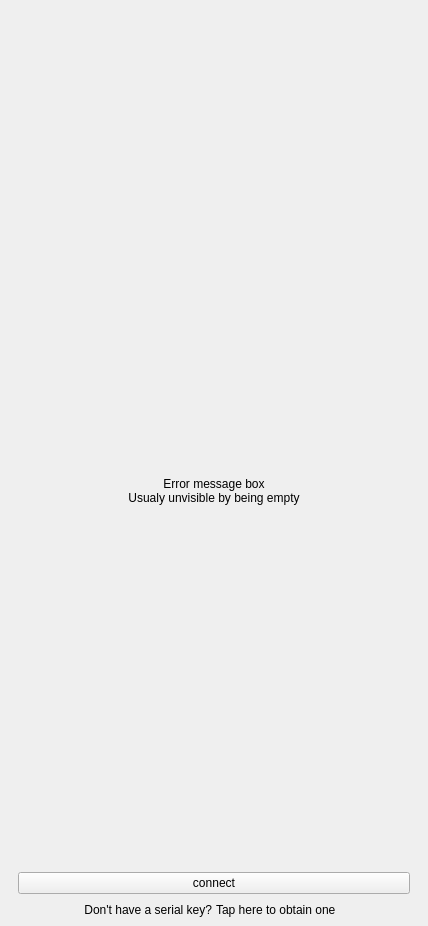
demlabs-cellframe/dap-ui-sdk, file forms/ui/login.ui: the form before one commit.
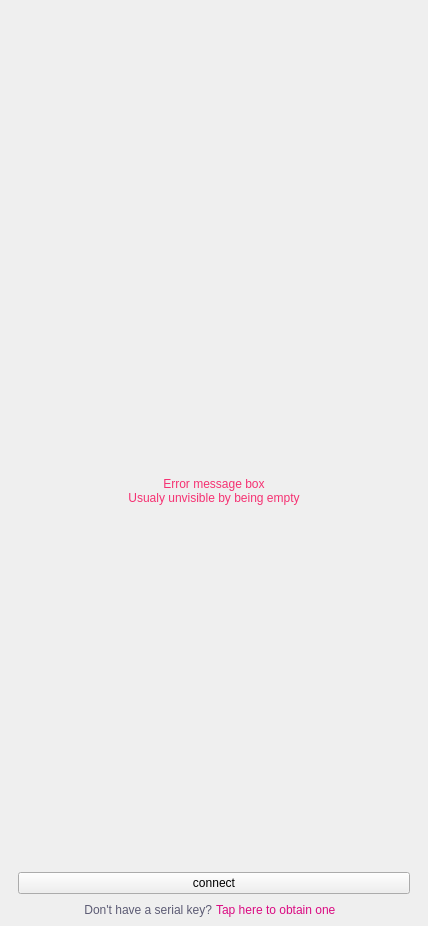
The form after the commit. Icons and pictures are not drawn. Custom widgets are drawn as their Qt base class.

Commit message: added edit into KelGuiButton. added KelGuiLineEdit widget.

What changed in the file:
```diff
--- a/forms/ui/login.ui
+++ b/forms/ui/login.ui
@@ -98,7 +98,7 @@
          </sizepolicy>
         </property>
         <property name="styleSheet">
-         <string notr="true">#label_3{ 	font: 13px/18px; 
+         <string notr="true">#lError{ 	font: 13px/18px; 
  	color: #F53172; 
  	font-family: 'Lato'; 
  	font-weight: normal; 	font-style: normal; 	font-size: normal; }</string>
@@ -210,7 +210,7 @@
          <item>
           <widget class="KelGuiLabel" name="lDontHave">
            <property name="styleSheet">
-            <string notr="true">#label_2{ 	font: 16px/19px; 
+            <string notr="true">#lDontHave{ 	font: 16px/19px; 
  	color: #5C5B74; 
  	font-family: 'Lato'; 
  	font-weight: normal; 	font-style: normal; 	font-size: normal; }</string>
@@ -229,7 +229,7 @@
          <item>
           <widget class="KelGuiLabel" name="btnObtainNewKey">
            <property name="styleSheet">
-            <string notr="true">#pushButton{ 	font: 16px/19px; 
+            <string notr="true">#btnObtainNewKey{ 	font: 16px/19px; 
  	color: #DA0B82; 
  	font-family: 'Lato'; 
  	font-weight: normal; 	font-style: normal; 	font-size: normal; }</string>
```
Left out of the diff: 5 changed lines with no effect on the pictures. The commit also changes 10 other files.
